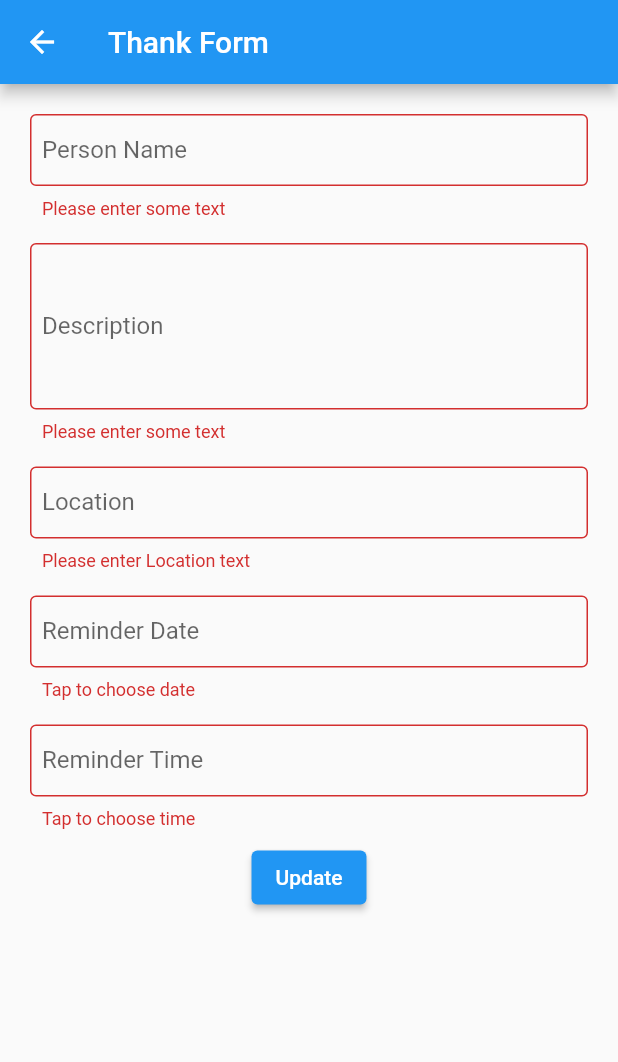
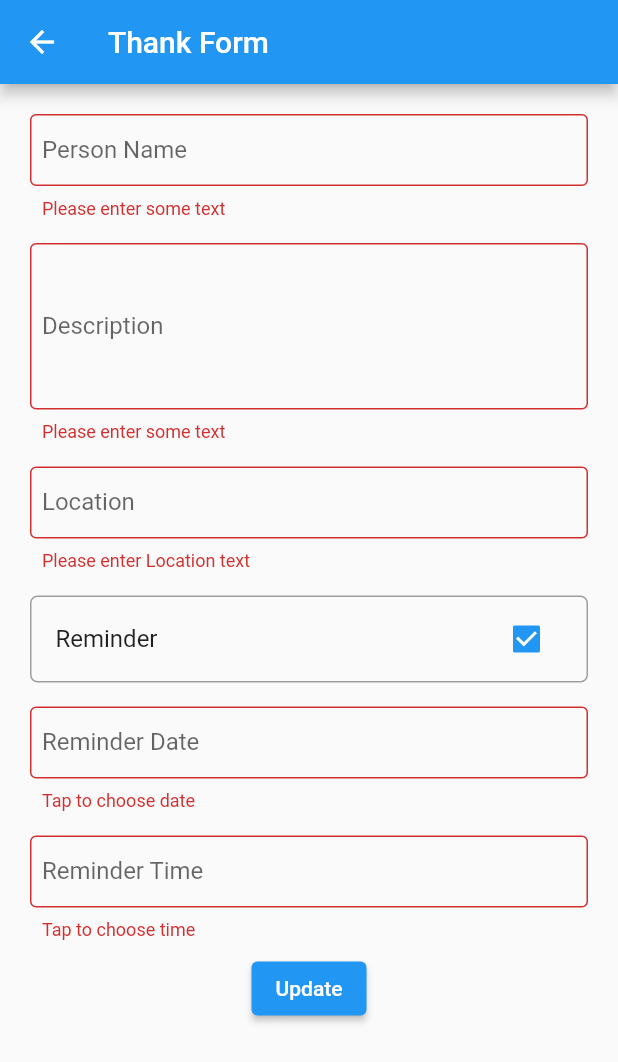
Before and after one commit to aungkoman/thank-book, a Flutter app: the ThankForm screen opened directly with empty values, after a tap on "Update", on a phone screen of 412 x 824 dp. Shown: the top 1062 px of the screen. Run offline on Flutter 3.47's test engine with Material 2 defaults, Android fonts, the phone set to English and light mode, and no system bars; our stand-ins replace flutter_datetime_picker, flutter_local_notifications, rxdart, shared_preferences, sqflite, timezone; accounts and stored records are empty.

Commit message:
everything may be ok

```diff
--- a/lib/data/notification-class.dart
+++ b/lib/data/notification-class.dart
@@ -148,7 +148,7 @@ class NotificationClass {
 
 
   /* zonedSchedule ဆိုတာက repeat ထပ်မယ် ဆိုတဲ့ သဘော */
-  Future<void> scheduleDailyNotification(int notificationId,int hour,int minute,{String title = 'ကျေးဇူးတင်ကြမယ်', String message = 'ဒီနေ့ ဘယ်သူတွေကို ကျေးဇူးတင်ပါတယ် ပြောဖြစ်လဲ?'}) async {
+  Future<void> scheduleDailyNotification(int notificationId,int hour,int minute,{String title = 'ကျေးဇူးတင်ကြမယ်', String message = 'ဒီနေ့ ဘယ်သူတွေကို ကျေးဇူးတင်ပါတယ် ပြောဖြစ်လဲ?', String payload="Payload x Item"}) async {
     await flutterLocalNotificationsPlugin.zonedSchedule(
         notificationId,
         title,
@@ -163,7 +163,7 @@ class NotificationClass {
         androidAllowWhileIdle: true,
         uiLocalNotificationDateInterpretation:UILocalNotificationDateInterpretation.absoluteTime,
         matchDateTimeComponents: DateTimeComponents.time,
-        payload: 'item x zonedScheduled notificatio'
+        payload: payload
     ); // matchDateTimeComponents ဆိုတာက daily/ weekly/ monthly or by time series...
     // DatetimeComponents.time ဆိုရင် အချိန်အပိုင်းအခြားနဲ့၊ dayOfWeekAndTime ဆိုရင် အပတ်စဉ် အချိန်နဲ့ :D
   }
@@ -183,6 +183,10 @@ class NotificationClass {
     print("_cancelNotification");
     await flutterLocalNotificationsPlugin.cancel(notificationId);
   }
+  Future<List<PendingNotificationRequest>> pendingNotificationRequests () async {
+    return await flutterLocalNotificationsPlugin.pendingNotificationRequests();
+  }
+
 
 
 }
--- a/lib/data/thank-constant.dart
+++ b/lib/data/thank-constant.dart
@@ -5,5 +5,5 @@ import 'package:timezone/data/latest.dart' as tz;
 import 'package:timezone/timezone.dart' as tz;
 
 class ThankConstant {
-  static const int dailyNotificationId = 1;
+  static const int dailyNotificationId = 5508;
 }
--- a/lib/data/thank-note-db.dart
+++ b/lib/data/thank-note-db.dart
@@ -33,16 +33,16 @@ class ThankNoteDb{
         // ဒါက database migration အတွက်၊ အောက်က Version ကိုကြည့်လို့ နဂိုဟာနဲ့ မတူတော့ဘူး ဆိုရင် onCreate ထဲကအတိုင်း migrate လုပ်သွားမယ် :D
         onCreate: (db, version) async{
           return await db.execute(
-            "CREATE TABLE $tableName (id INTEGER PRIMARY KEY, person TEXT, description TEXT, location TEXT, reminder_date TEXT, reminder_time TEXT)",
+            "CREATE TABLE $tableName (id INTEGER PRIMARY KEY, person TEXT, description TEXT, location TEXT,reminder TEXT, reminder_date TEXT, reminder_time TEXT)",
           );
         },
         onUpgrade: (Database db,int oldVersion,int newVersion) async {
           await db.execute("DROP TABLE $tableName");
           return await db.execute(
-            "CREATE TABLE $tableName (id INTEGER PRIMARY KEY, person TEXT, description TEXT, location TEXT, reminder_date TEXT, reminder_time TEXT)",
+            "CREATE TABLE $tableName (id INTEGER PRIMARY KEY, person TEXT, description TEXT, location TEXT,reminder TEXT, reminder_date TEXT, reminder_time TEXT)",
           );
         },
-        version: 4
+        version: 5
     );
   }
 
--- a/lib/data/thank-note.dart
+++ b/lib/data/thank-note.dart
@@ -1,9 +1,10 @@
 class ThankNote {
   int id = null;
+  String reminder;
   String person,description,location,reminder_date,reminder_time;
 
   // Constructor
-  ThankNote({this.id,this.person,this.description,this.location,this.reminder_date, this.reminder_time});
+  ThankNote({this.id,this.person,this.description,this.location,this.reminder, this.reminder_date, this.reminder_time});
 
   Map<String,dynamic> toMap() {
     return {
@@ -11,6 +12,7 @@ class ThankNote {
       'person' : person,
       'description' : description,
       'location' : location,
+      'reminder' : reminder,
       'reminder_date' : reminder_date,
       'reminder_time' : reminder_time
     };
@@ -18,7 +20,7 @@ class ThankNote {
 
   @override
   String toString(){
-    return 'ThankNote {id : $id , person : $person , description : $description, location : $location, reminder_date: $reminder_date, reminder_time : $reminder_time}';
+    return 'ThankNote {id : $id , person : $person , description : $description, location : $location, reminder: $reminder reminder_date: $reminder_date, reminder_time : $reminder_time}';
   }
 
 }
--- a/lib/routes/thank-form.dart
+++ b/lib/routes/thank-form.dart
@@ -1,6 +1,8 @@
 import 'package:flutter/material.dart';
 import 'package:flutter/services.dart';
 import 'package:flutter_datetime_picker/flutter_datetime_picker.dart';
+import 'package:flutter_local_notifications/flutter_local_notifications.dart';
+import 'package:thank_book/data/notification-class.dart';
 import 'package:thank_book/data/thank-note-db.dart';
 import 'package:thank_book/data/thank-note.dart';
 
@@ -19,7 +21,10 @@ class _ThankFormState extends State<ThankForm> {
     'id' : null,
     'person' : '',
     'description' : '',
-    'location' : ''
+    'location' : '',
+    'reminder' : true,
+    'reminder_date' : null,
+    'reminder_time' : null
   };
 
   Map<String, dynamic> initialData;
@@ -38,6 +43,21 @@ class _ThankFormState extends State<ThankForm> {
 
   TextEditingController dateReminderController = TextEditingController();
   TextEditingController timeReminderController = TextEditingController();
+
+  NotificationClass notificationClass;
+  @override
+  void initState() {
+    // TODO: implement initState
+    print("ThankForm initState");
+    super.initState();
+    initialize();
+  }
+
+  void initialize() async{
+    print("ThankForm initialize");
+    notificationClass = NotificationClass(context);
+  }
+
   @override
   Widget build(BuildContext context) {
 
@@ -50,6 +70,8 @@ class _ThankFormState extends State<ThankForm> {
         /* make sure it is first time */
         if(initialData['id'] != personMap['id']){
           personMap = initialData;
+          personMap['reminder'] = (personMap['reminder'] == "true") ? true : false; // String နဲ့ မှတ်ထားလို့
+          // ဒီမှာ render လုပ်ရင် bool နဲ့ လုပ်နေတာ :D
         }
       });
       print("initialData id is "+initialData['id'].toString());
@@ -155,6 +177,27 @@ class _ThankFormState extends State<ThankForm> {
                     // location input
                     Container(
                       margin: EdgeInsets.fromLTRB(20, 8, 20, 8),
+                      decoration: BoxDecoration(
+                        border: Border.all(color: Colors.grey),
+                        borderRadius: BorderRadius.circular(5)
+                      ),
+                      child: ListTile(
+                        title: Text("Reminder"),
+                        trailing: Checkbox(
+                          value: personMap['reminder'],
+                          onChanged: (value){
+                            print("Reminder checkbox onChanged "+value.toString());
+                            setState(() {
+                              personMap['reminder'] = value;
+                            });
+                          },
+                        ),
+                      ),
+                    ),
+                    Visibility(
+                      visible: personMap['reminder'],
+                      child: Container(
+                        margin: EdgeInsets.fromLTRB(20, 8, 20, 8),
                         child: TextFormField(
                           readOnly: true,
                           controller: dateReminderController,
@@ -199,7 +242,10 @@ class _ThankFormState extends State<ThankForm> {
                           },
                         ),
                       ),
-                    Container(
+                    ),
+                    Visibility(
+                      visible: personMap['reminder'],
+                      child: Container(
                         margin: EdgeInsets.fromLTRB(20, 8, 20, 8),
                         child: TextFormField(
                           readOnly: true,
@@ -245,6 +291,7 @@ class _ThankFormState extends State<ThankForm> {
                           },
                         ),
                       ),
+                    ),
 
                     ElevatedButton(
                         onPressed: () async {
@@ -253,7 +300,8 @@ class _ThankFormState extends State<ThankForm> {
                             print("form is validated");
                             Scaffold
                                 .of(context)
-                                .showSnackBar(SnackBar(content: Text('Form Data is validated ')));
+                                ..removeCurrentSnackBar()
+                                ..showSnackBar(SnackBar(content: Text('Form Data is validated ')));
                             //  add to database
 
 
@@ -270,6 +318,7 @@ class _ThankFormState extends State<ThankForm> {
                               person: personMap['person'],
                               description: personMap['description'],
                               location: personMap['location'],
+                              reminder: personMap['reminder'].toString(),
                               reminder_date: personMap['reminder_date'],
                               reminder_time: personMap['reminder_time'],
                             );
@@ -288,6 +337,28 @@ class _ThankFormState extends State<ThankForm> {
                             // insert data to database
                             print("insert or update thankNote data  is "+thankNote.toString());
                             thankNote = await thankNoteDb.insertThankNote(thankNote);
+
+                            /*
+                             ဒီနေရာမှာ notification setup လုပ်ရမယ်
+                             inserted id နဲ့ reminder status အပေါမူတည်ပြီး
+                             */
+                            print("inserted/updated Thank Note "+thankNote.toString());
+                            if(thankNote.reminder == "true"){
+                              // add zonedScheduled notification
+                              final DateTime day = DateTime.parse(thankNote.reminder_date);
+                              final DateTime time = DateTime.parse(thankNote.reminder_time);
+                              notificationClass.scheduleDailyNotification(thankNote.id, time.hour, time.minute, title: thankNote.person, message: thankNote.description,payload: thankNote.description);
+                              print("notification set ");
+                            }
+                            else{
+                              notificationClass.cancelNotification(thankNote.id);
+                              print("notification calcel");
+                            }
+                            List<PendingNotificationRequest>  notiList = await notificationClass.pendingNotificationRequests();
+                            print("pending notificaiton is "+notiList.toString());
+                            notiList.forEach((noti) {
+                              print("noti is "+noti.title);
+                            });
                             // go back
                             Navigator.pop(context,thankNote);
                           }
```
Also changed, not shown: 1 other file. Lines whose indentation alone changed are shown as unchanged.
